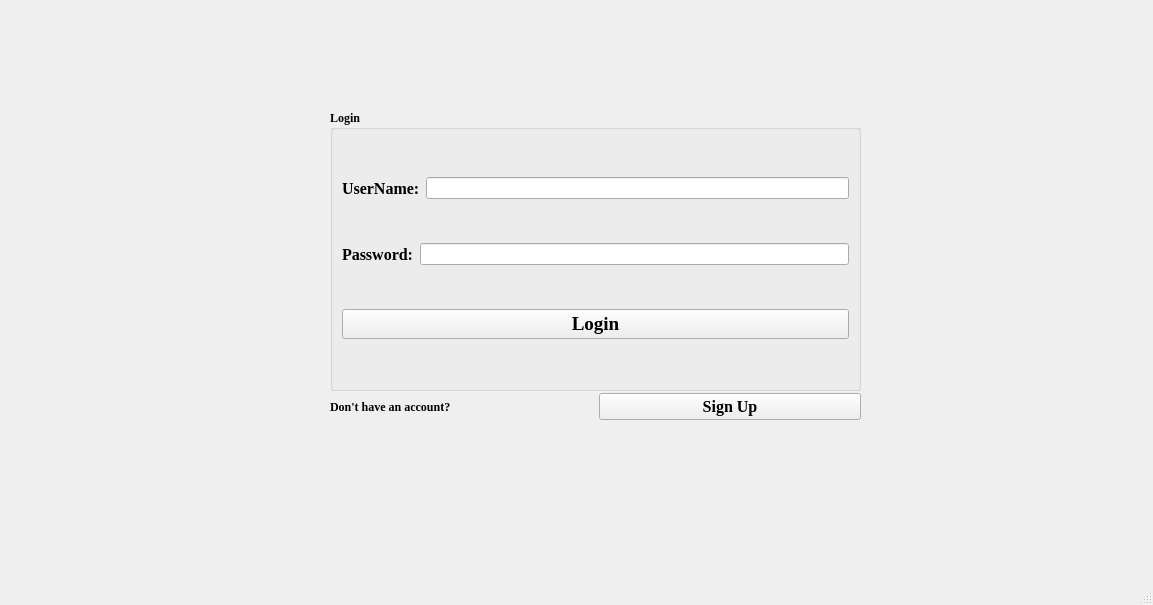
The window that Guide_me/mainwindow.ui (MARIO00410/Guide-Me) describes before a commit, drawn with Qt 5.
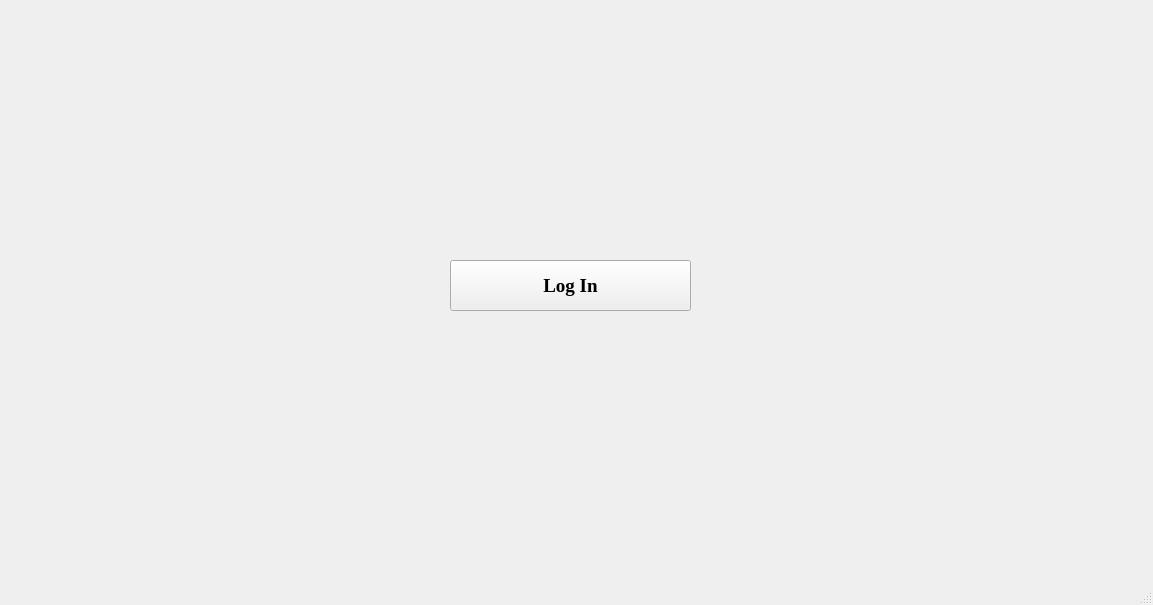
The same window after the commit.

Commit message: Creating Login classes

Patch:
```diff
--- a/Guide_me/mainwindow.ui
+++ b/Guide_me/mainwindow.ui
@@ -10,129 +10,29 @@
     <height>605</height>
    </rect>
   </property>
+  <property name="font">
+   <font>
+    <family>Times New Roman</family>
+    <pointsize>14</pointsize>
+    <bold>true</bold>
+   </font>
+  </property>
   <property name="windowTitle">
    <string>MainWindow</string>
   </property>
   <widget class="QWidget" name="centralwidget">
-   <widget class="QGroupBox" name="login_groupBox">
+   <widget class="QPushButton" name="main_login_button">
     <property name="geometry">
      <rect>
-      <x>330</x>
-      <y>110</y>
-      <width>531</width>
-      <height>281</height>
+      <x>450</x>
+      <y>260</y>
+      <width>241</width>
+      <height>51</height>
      </rect>
     </property>
-    <property name="font">
-     <font>
-      <family>Times New Roman</family>
-      <bold>true</bold>
-     </font>
+    <property name="text">
+     <string>Log In</string>
     </property>
-    <property name="title">
-     <string>Login</string>
-    </property>
-    <layout class="QVBoxLayout" name="verticalLayout">
-     <item>
-      <layout class="QHBoxLayout" name="horizontalLayout_2">
-       <item>
-        <widget class="QLabel" name="label_username">
-         <property name="font">
-          <font>
-           <family>Times New Roman</family>
-           <pointsize>12</pointsize>
-           <bold>true</bold>
-          </font>
-         </property>
-         <property name="text">
-          <string>UserName:</string>
-         </property>
-        </widget>
-       </item>
-       <item>
-        <widget class="QLineEdit" name="login_user_name_field"/>
-       </item>
-      </layout>
-     </item>
-     <item>
-      <layout class="QHBoxLayout" name="horizontalLayout">
-       <item>
-        <widget class="QLabel" name="label_password">
-         <property name="font">
-          <font>
-           <family>Times New Roman</family>
-           <pointsize>12</pointsize>
-           <bold>true</bold>
-          </font>
-         </property>
-         <property name="text">
-          <string>Password:</string>
-         </property>
-        </widget>
-       </item>
-       <item>
-        <widget class="QLineEdit" name="login_password_field">
-         <property name="echoMode">
-          <enum>QLineEdit::Password</enum>
-         </property>
-        </widget>
-       </item>
-      </layout>
-     </item>
-     <item>
-      <widget class="QPushButton" name="login_button">
-       <property name="font">
-        <font>
-         <family>Times New Roman</family>
-         <pointsize>14</pointsize>
-         <bold>true</bold>
-        </font>
-       </property>
-       <property name="text">
-        <string>Login</string>
-       </property>
-      </widget>
-     </item>
-    </layout>
-   </widget>
-   <widget class="QWidget" name="layoutWidget">
-    <property name="geometry">
-     <rect>
-      <x>330</x>
-      <y>390</y>
-      <width>531</width>
-      <height>33</height>
-     </rect>
-    </property>
-    <layout class="QHBoxLayout" name="horizontalLayout_3">
-     <item>
-      <widget class="QLabel" name="ask_label">
-       <property name="font">
-        <font>
-         <family>Times New Roman</family>
-         <bold>true</bold>
-        </font>
-       </property>
-       <property name="text">
-        <string>Don't have an account?</string>
-       </property>
-      </widget>
-     </item>
-     <item>
-      <widget class="QPushButton" name="signup_button">
-       <property name="font">
-        <font>
-         <family>Times New Roman</family>
-         <pointsize>12</pointsize>
-         <bold>true</bold>
-        </font>
-       </property>
-       <property name="text">
-        <string>Sign Up</string>
-       </property>
-      </widget>
-     </item>
-    </layout>
    </widget>
   </widget>
   <widget class="QMenuBar" name="menubar">
```
Left out of the diff: 2 changed lines with no effect on the pictures. The commit also changes 13 other files.
